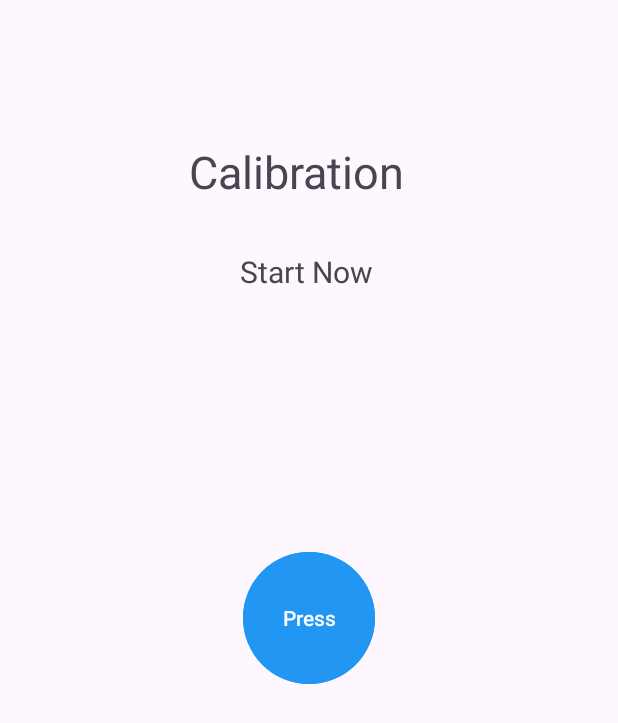
After one commit to catyabut/CS490_DriveSense, an Android app: the CalibrationActivity screen opened directly, with no data from a screen before it, on a phone screen of 412 x 824 dp. The commit adds this screen. Shown: the top 723 px of the screen. Run offline under Robolectric (Android 15) with nearby library versions, the phone set to English and light mode, and no system bars.

Commit message:
Added views and fragment for UI

```diff
--- /dev/null
+++ b/app/src/main/java/com/example/cs490_drivesense/CalibrationActivity.java
@@ -0,0 +1,24 @@
+package com.example.cs490_drivesense;
+
+import android.os.Bundle;
+
+import androidx.activity.EdgeToEdge;
+import androidx.appcompat.app.AppCompatActivity;
+import androidx.core.graphics.Insets;
+import androidx.core.view.ViewCompat;
+import androidx.core.view.WindowInsetsCompat;
+
+public class CalibrationActivity extends AppCompatActivity {
+
+    @Override
+    protected void onCreate(Bundle savedInstanceState) {
+        super.onCreate(savedInstanceState);
+        EdgeToEdge.enable(this);
+        setContentView(R.layout.activity_calibration);
+        ViewCompat.setOnApplyWindowInsetsListener(findViewById(R.id.main), (v, insets) -> {
+            Insets systemBars = insets.getInsets(WindowInsetsCompat.Type.systemBars());
+            v.setPadding(systemBars.left, systemBars.top, systemBars.right, systemBars.bottom);
+            return insets;
+        });
+    }
+}
--- /dev/null
+++ b/app/src/main/res/layout/activity_calibration.xml
@@ -0,0 +1,45 @@
+<?xml version="1.0" encoding="utf-8"?>
+<androidx.constraintlayout.widget.ConstraintLayout xmlns:android="http://schemas.android.com/apk/res/android"
+    xmlns:app="http://schemas.android.com/apk/res-auto"
+    xmlns:tools="http://schemas.android.com/tools"
+    android:id="@+id/main"
+    android:layout_width="match_parent"
+    android:layout_height="match_parent"
+    tools:context=".CalibrationActivity">
+
+    <Button
+        android:id="@+id/button"
+        android:layout_width="88dp"
+        android:layout_height="96dp"
+        android:backgroundTint="#2196F3"
+        android:text="Press"
+        app:layout_constraintBottom_toBottomOf="parent"
+        app:layout_constraintEnd_toEndOf="parent"
+        app:layout_constraintStart_toStartOf="parent"
+        app:layout_constraintTop_toTopOf="parent" />
+
+    <TextView
+        android:id="@+id/textView"
+        android:layout_width="159dp"
+        android:layout_height="39dp"
+        android:text="Calibration"
+        android:textSize="30sp"
+        app:layout_constraintBottom_toTopOf="@+id/button"
+        app:layout_constraintEnd_toEndOf="parent"
+        app:layout_constraintHorizontal_bias="0.498"
+        app:layout_constraintStart_toStartOf="parent"
+        app:layout_constraintTop_toTopOf="parent"
+        app:layout_constraintVertical_bias="0.29" />
+
+    <TextView
+        android:id="@+id/textView3"
+        android:layout_width="92dp"
+        android:layout_height="29dp"
+        android:text="Start Now"
+        android:textSize="20sp"
+        app:layout_constraintBottom_toTopOf="@+id/button"
+        app:layout_constraintEnd_toEndOf="parent"
+        app:layout_constraintStart_toStartOf="parent"
+        app:layout_constraintTop_toTopOf="parent" />
+
+</androidx.constraintlayout.widget.ConstraintLayout>
--- a/app/src/main/res/values/strings.xml
+++ b/app/src/main/res/values/strings.xml
@@ -1,3 +1,5 @@
 <resources>
     <string name="app_name">CS490_DriveSense</string>
+    <!-- TODO: Remove or change this placeholder text -->
+    <string name="hello_blank_fragment">Hello blank fragment</string>
 </resources>
```
Also changed, not shown: app/src/main/AndroidManifest.xml (+9 -0 lines), app/src/main/java/com/example/cs490_drivesense/CalibrationActiveActivity.java (added, +24 -0 lines), app/src/main/java/com/example/cs490_drivesense/CalibrationFragment.java (added, +64 -0 lines), app/src/main/java/com/example/cs490_drivesense/LoadingActivity.java (added, +24 -0 lines), app/src/main/res/layout/activity_calibration_active.xml (added, +29 -0 lines), app/src/main/res/layout/activity_loading.xml (added, +34 -0 lines), app/src/main/res/layout/fragment_calibration.xml (added, +14 -0 lines).
